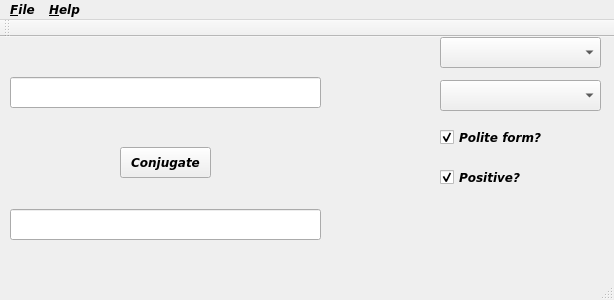
Qt form jpconj/jpconjmain.ui (anqafalak/japkatsuyou) before a commit.
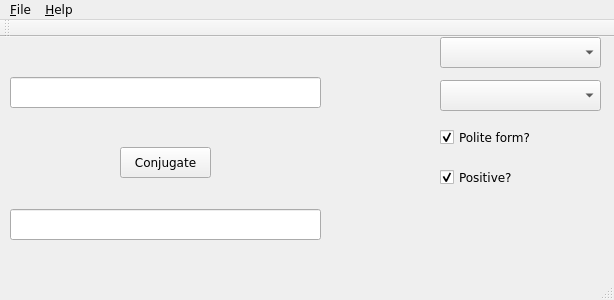
The same form after that commit. Icons and pictures are not drawn.

Diff of the .ui file:
```diff
--- a/jpconj/jpconjmain.ui
+++ b/jpconj/jpconjmain.ui
@@ -14,9 +14,9 @@
    <font>
     <family>DejaVu Sans</family>
     <pointsize>9</pointsize>
-    <weight>75</weight>
-    <italic>true</italic>
-    <bold>true</bold>
+    <weight>50</weight>
+    <italic>false</italic>
+    <bold>false</bold>
    </font>
   </property>
   <property name="windowTitle">
@@ -26,6 +26,9 @@
    <iconset>
     <normaloff>img/icon.png</normaloff>img/icon.png</iconset>
   </property>
+  <property name="layoutDirection">
+   <enum>Qt::LeftToRight</enum>
+  </property>
   <property name="documentMode">
    <bool>false</bool>
   </property>
```
